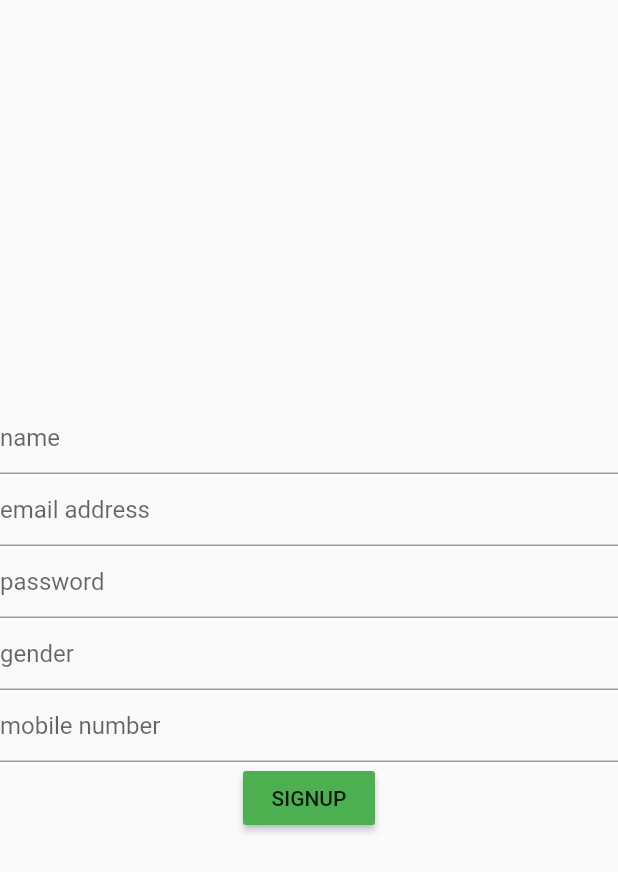
After one commit to hybridhuman76/hybridhuman76, a Flutter app: the screen it shows after launch, after a tap on "new to hybrid human? signup", on a phone screen of 412 x 824 dp. The commit adds this screen. Shown: the top 872 px of the screen. Run offline on Flutter 3.47's test engine with Material 2 defaults, Android fonts, the light colour scheme and no system bars; our stand-ins replace adaptive_theme, cloud_firestore, curved_navigation_bar, firebase_auth, firebase_core; accounts and stored records are empty; network calls fail.

Commit message:
add login and signup

```diff
--- a/lib/main.dart
+++ b/lib/main.dart
@@ -5,8 +5,16 @@ import 'dart:ui';
 import 'package:flutter/material.dart';
 import 'package:flutter_application_1/firstscreen.dart';
 import 'package:adaptive_theme/adaptive_theme.dart';
+import 'package:cloud_firestore/cloud_firestore.dart';
+import 'package:firebase_core/firebase_core.dart';
+import 'signup.dart';
+import 'package:firebase_auth/firebase_auth.dart';
 
-void main() => runApp(new MyApp());
+void main() async {
+  WidgetsFlutterBinding.ensureInitialized();
+  await Firebase.initializeApp();
+  runApp(new MyApp());
+}
 
 class MyApp extends StatelessWidget {
   @override
@@ -42,6 +50,7 @@ class _MyHomePageState extends State<MyHomePage> {
   String error_msg = "", _email, _pass;
   @override
   Widget build(BuildContext context) {
+    final auth = FirebaseAuth.instance;
     return Scaffold(
       body: SafeArea(
         child: Column(
@@ -105,7 +114,7 @@ class _MyHomePageState extends State<MyHomePage> {
               ),
             ),
             Container(
-              height: 200,
+              height: 230,
               width: 300,
               color: Colors.pink.withOpacity(0.0),
               child: Column(
@@ -141,6 +150,13 @@ class _MyHomePageState extends State<MyHomePage> {
                             borderSide: BorderSide(color: Colors.green))),
                   ),
                   MaterialButton(
+                    onPressed: () {
+                      Navigator.push(context,
+                          MaterialPageRoute(builder: (context) => Signup()));
+                    },
+                    child: Text("new to hybrid human? signup"),
+                  ),
+                  MaterialButton(
                       shape: RoundedRectangleBorder(
                           borderRadius: BorderRadius.circular(20)),
                       child: Text(
@@ -152,7 +168,10 @@ class _MyHomePageState extends State<MyHomePage> {
                       minWidth: 250,
                       color: Colors.green,
                       onPressed: () {
-                        if (_email == "abc@xyz.com" && _pass == "abc123") {
+                        auth.signInWithEmailAndPassword(
+                            email: _email, password: _pass);
+                        User firebaseUser = FirebaseAuth.instance.currentUser;
+                        if (firebaseUser != null) {
                           Navigator.push(context,
                               MaterialPageRoute(builder: (context) => First()));
                         } else {
@@ -160,7 +179,17 @@ class _MyHomePageState extends State<MyHomePage> {
                             error_msg = "WRONG EMAIL OR PASSWORD, TRY AGAIN!";
                           });
                         }
-                      }),
+                      }
+
+                      // if (_email == "abc@xyz.com" && _pass == "abc123") {
+                      //   Navigator.push(context,
+                      //       MaterialPageRoute(builder: (context) => First()));
+                      // } else {
+                      //   setState(() {
+                      //     error_msg = "WRONG EMAIL OR PASSWORD, TRY AGAIN!";
+                      //   });
+                      // }
+                      ),
                 ],
               ),
             ),
--- /dev/null
+++ b/lib/signup.dart
@@ -0,0 +1,89 @@
+import 'package:flutter/material.dart';
+import 'package:cloud_firestore/cloud_firestore.dart';
+import 'package:firebase_core/firebase_core.dart';
+import 'package:firebase_auth/firebase_auth.dart';
+import 'package:flutter_application_1/firstscreen.dart';
+
+class Signup extends StatefulWidget {
+  @override
+  _SignupState createState() => _SignupState();
+}
+
+class _SignupState extends State<Signup> {
+  String _email, _password, _name;
+  var _mobile;
+  String _gender;
+  final auth = FirebaseAuth.instance;
+  @override
+  Widget build(BuildContext context) {
+    Firebase.initializeApp();
+    return Scaffold(
+      body: Container(
+        child: Column(
+          mainAxisAlignment: MainAxisAlignment.center,
+          children: <Widget>[
+            TextField(
+              decoration: InputDecoration(hintText: "name"),
+              onChanged: (text1) {
+                _name = text1;
+              },
+            ),
+            TextField(
+              decoration: InputDecoration(hintText: "email address"),
+              onChanged: (text2) {
+                _email = text2;
+              },
+            ),
+            TextField(
+              decoration: InputDecoration(hintText: "password"),
+              onChanged: (text3) {
+                _password = text3;
+              },
+            ),
+            TextField(
+              decoration: InputDecoration(hintText: "gender"),
+              onChanged: (text4) {
+                _gender = text4;
+              },
+            ),
+            TextField(
+              decoration: InputDecoration(hintText: "mobile number"),
+              onChanged: (text5) {
+                _mobile = text5;
+              },
+            ),
+            MaterialButton(
+              color: Colors.green,
+              onPressed: () {
+                auth.createUserWithEmailAndPassword(
+                  email: _email,
+                  password: _password,
+                );
+
+                FirebaseFirestore.instance
+                    .collection('users')
+                    .add({'userdetails[0]': '$_name'});
+                FirebaseFirestore.instance
+                    .collection('users')
+                    .add({'userdetails[1]': '$_email'});
+                FirebaseFirestore.instance
+                    .collection('users')
+                    .add({'userdetails[2]': '$_gender'});
+                FirebaseFirestore.instance
+                    .collection('users')
+                    .add({'userdetails[3]': '$_mobile'});
+                User firebaseUser = FirebaseAuth.instance.currentUser;
+
+                if (firebaseUser != null) {
+                  Navigator.push(context,
+                      MaterialPageRoute(builder: (context) => First()));
+                }
+              },
+              child: Text("SIGNUP"),
+            )
+          ],
+        ),
+      ),
+    );
+  }
+}
--- a/pubspec.yaml
+++ b/pubspec.yaml
@@ -30,11 +30,14 @@ dependencies:
   dependencies:
   cupertino_icons: ^1.0.0
   adaptive_theme: ^2.2.0
-  http: ^0.12.2
+  http: ^0.13.3
   curved_navigation_bar: ^0.3.7
   toggle_switch: ^0.1.9
   flutter_rating_bar: ^4.0.0
   path_provider: ^2.0.1
+  firebase_core: "1.2.0"
+  cloud_firestore: ^2.2.0
+  firebase_auth: ^1.2.0
 
 dev_dependencies:
   flutter_test:
```
Also changed, not shown: lib/secondscreen.dart (+6 -5 lines), pubspec.lock, 3 other files.
